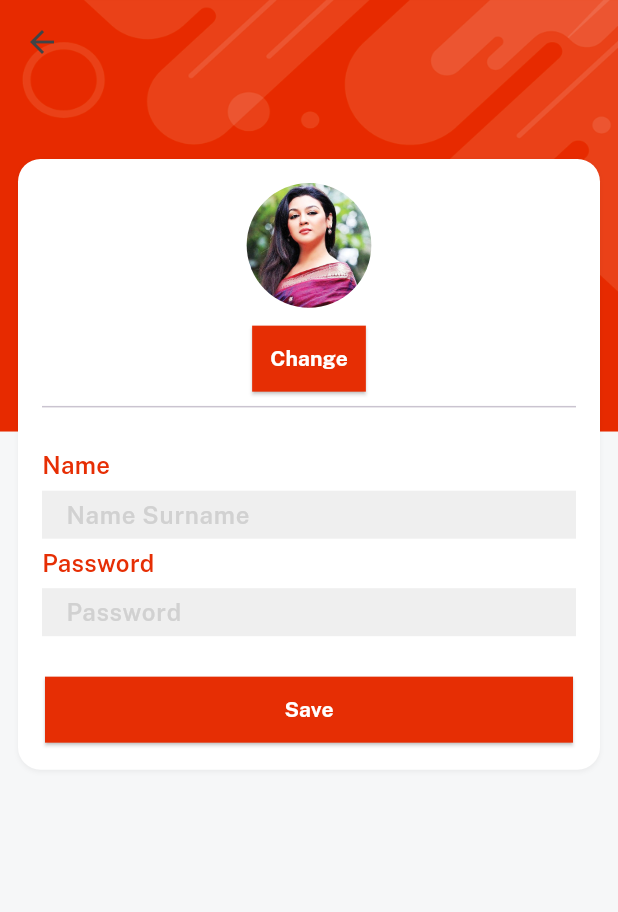
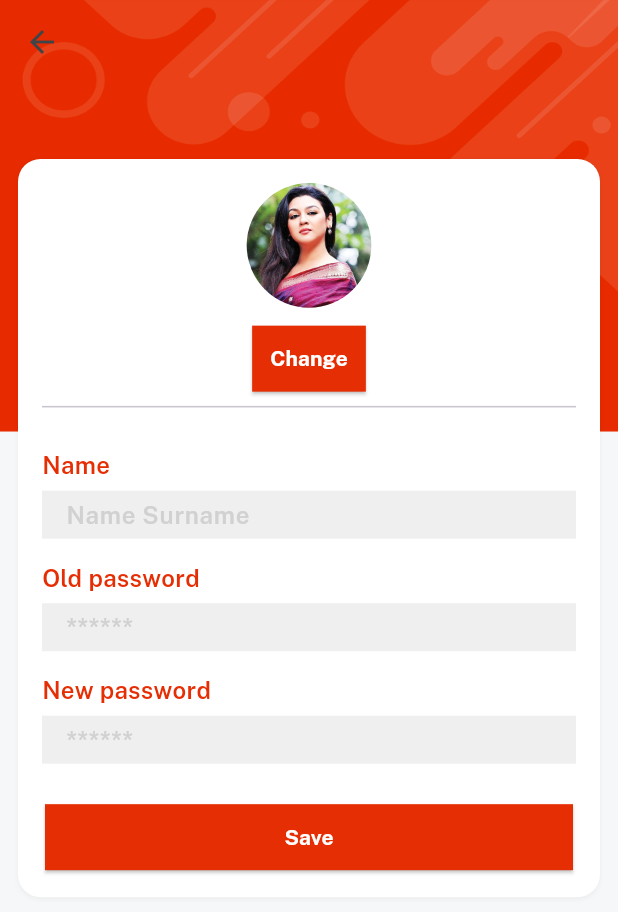
Before and after one commit to denizguvel/ecommerce1, a Flutter app: the EditProfileScreen screen opened directly with empty values, on a phone screen of 412 x 824 dp. Shown: the top 912 px of the screen. Run offline on Flutter 3.47's test engine with Material 3 defaults, Android fonts, the phone set to English and light mode, and no system bars; our stand-ins replace cloud_firestore, connectivity_plus, firebase_auth, firebase_core, firebase_storage, get and 2 more; accounts and stored records are empty.

Commit message:
Started password control

```diff
--- a/lib/consts/strings.dart
+++ b/lib/consts/strings.dart
@@ -60,4 +60,6 @@ const video = "Video",
 //Profile Strings
 const wishlist = "My Wishlist",
       orders = "My Orders",
-      message = "Messages";
+      message = "Messages",
+      oldpass = "Old password",
+      newpass = "New password";
--- a/lib/controllers/profile_controller.dart
+++ b/lib/controllers/profile_controller.dart
@@ -15,7 +15,8 @@ class ProfileController extends GetxController {
 
   //textfield
   var nameController = TextEditingController();
-  var passController = TextEditingController();
+  var oldpassController = TextEditingController();
+  var newpassController = TextEditingController();
 
   changeImage(context) async{
     try{
--- a/lib/views/profile_screen/edit_profile_screen.dart
+++ b/lib/views/profile_screen/edit_profile_screen.dart
@@ -44,7 +44,10 @@ class EditProfileScreen extends StatelessWidget{
               const Divider(),
               20.heightBox,
               customTextField(controller: controller.nameController ,hint: nameHint, title: name, isPass: false),
-              customTextField(controller: controller.passController ,hint: password, title: password, isPass: true),
+              10.heightBox,
+              customTextField(controller: controller.oldpassController ,hint: passwordHint, title: oldpass, isPass: true),
+              10.heightBox,
+              customTextField(controller: controller.newpassController ,hint: passwordHint, title: newpass, isPass: true),
               20.heightBox,
               controller.isloading.value ? CircularProgressIndicator(
                 valueColor: AlwaysStoppedAnimation(redColor),
@@ -57,7 +60,7 @@ class EditProfileScreen extends StatelessWidget{
                   await controller.updateProfile(
                     imgUrl: controller.profileImageLink,
                     name: controller.nameController.text,
-                    password: controller.passController.text);
+                    password: controller.newpassController.text);
                   VxToast.show(context, msg: "Updated");
                 }, textColor: whiteColor, title: "Save"),
               )],
--- a/lib/views/profile_screen/profile_screen.dart
+++ b/lib/views/profile_screen/profile_screen.dart
@@ -49,7 +49,7 @@ class ProfileScreen extends StatelessWidget{
                       ).onTap(() {
 
                         controller.nameController.text = data['name'];
-                        controller.passController.text = data['password'];
+                        //controller.passController.text = data['password'];
 
                         Get.to(() => EditProfileScreen(data:data));
                       }),
```
